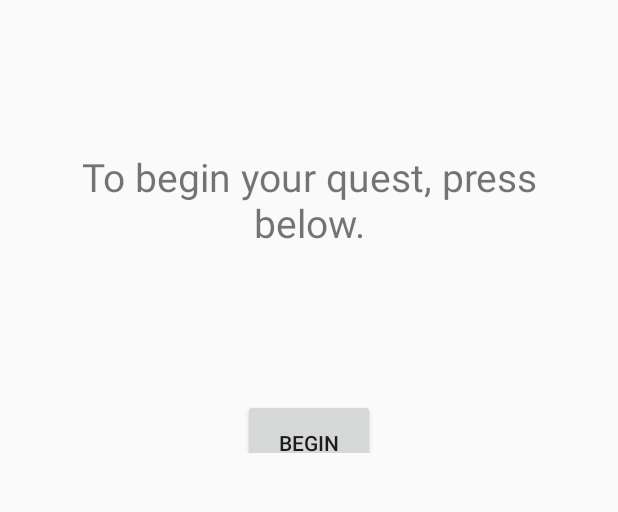
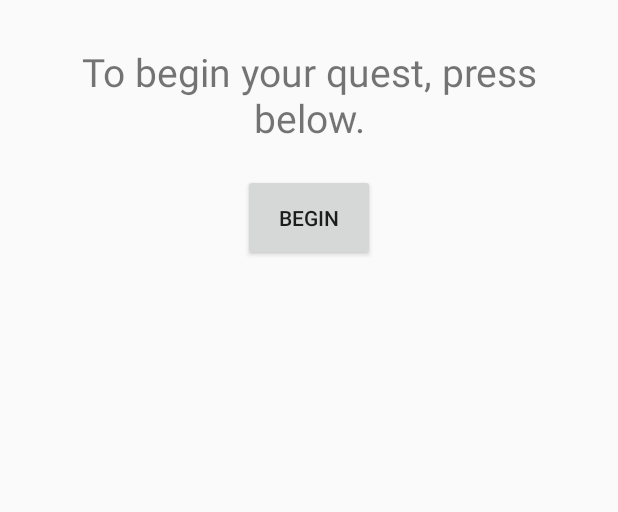
Before and after one commit to srob95/TextAdventure, an Android app: the screen it shows after launch (MainActivity), on a phone screen of 412 x 824 dp, the part 460-972 px from its top. Run offline under Robolectric (Android 15) with nearby library versions, the phone set to English and light mode, and no system bars.

```diff
--- a/app/src/main/res/layout/fragment_intro.xml
+++ b/app/src/main/res/layout/fragment_intro.xml
@@ -35,8 +35,8 @@
                 android:id="@+id/guideView"
                 android:textSize="26dp"
                 android:textAlignment="center"
-                android:paddingTop="100sp"
-                android:paddingBottom="100sp" />
+                android:paddingTop="30sp"
+                android:paddingBottom="20sp" />
 
             <Button
                 android:layout_width="wrap_content"
```
